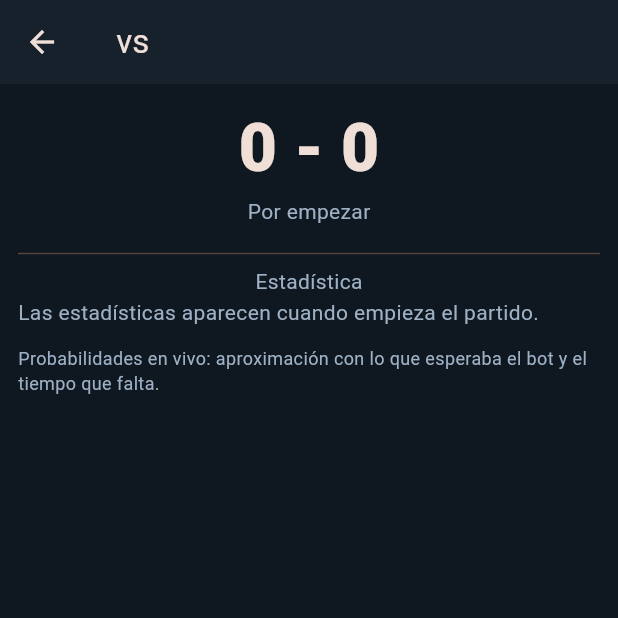
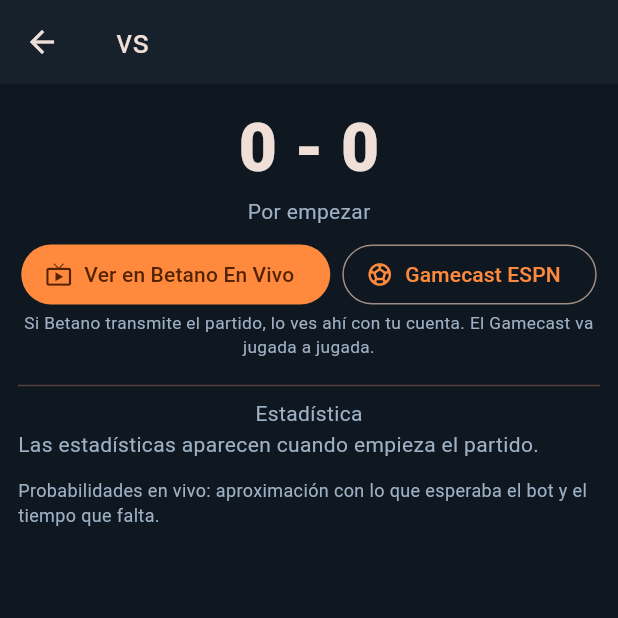
Before and after one commit to droncalt/futbot, a Flutter app: the DetallePartido screen opened directly with empty values, on a phone screen of 412 x 824 dp, the top half of it. Run offline on Flutter 3.47's test engine with Material 3 defaults, Android fonts, the phone set to English and light mode, and no system bars; our stand-ins replace cached_network_image, image_picker, shared_preferences; missing offline and left inert: google_mlkit_text_recognition; accounts and stored records are empty; network calls fail.

Commit message:
App: ver en Betano En Vivo/Gamecast, capturas de tipsters con su acierto, corrección por mercado en el chat
Co-Authored-By: Claude Opus 5.5 <noreply@anthropic.com>

```diff
--- a/app_movil/lib/vivo.dart
+++ b/app_movil/lib/vivo.dart
@@ -76,6 +76,7 @@ class Estado {
   List<String> eventos = [];
   DateTime leido = DateTime.now();
 
+  String get gamecast => 'https://www.espn.com/soccer/match/_/gameId/$id';
   int stat(bool local, String k) => (double.tryParse((local ? sl : sv)[k] ?? '') ?? 0).round();
   int get cornersL => stat(true, 'wonCorners');
   int get cornersV => stat(false, 'wonCorners');
@@ -558,6 +559,15 @@ class DetallePartido extends StatelessWidget {
         Center(child: Text('${e.gl} - ${e.gv}', style: const TextStyle(fontSize: 44, fontWeight: FontWeight.w900))),
         Center(child: Text(e.terminado ? 'Final' : e.estado == 'pre' ? 'Por empezar' : e.reloj,
             style: const TextStyle(color: Col.suave))),
+        const SizedBox(height: 8),
+        Wrap(alignment: WrapAlignment.center, spacing: 8, runSpacing: 6, children: [
+          FilledButton.icon(onPressed: () => abrir('https://www.betano.pe/live/'), icon: const Icon(Icons.live_tv),
+              label: const Text('Ver en Betano En Vivo')),
+          OutlinedButton.icon(onPressed: () => abrir(e.gamecast), icon: const Icon(Icons.sports_soccer),
+              label: const Text('Gamecast ESPN')),
+        ]),
+        const Text('Si Betano transmite el partido, lo ves ahí con tu cuenta. El Gamecast va jugada a jugada.',
+            textAlign: TextAlign.center, style: TextStyle(color: Col.suave, fontSize: 11.5)),
         const SizedBox(height: 10),
         if ((linea['patas'] as List).isNotEmpty)
           const Text('Lo que marcó el bot', style: TextStyle(fontWeight: FontWeight.w800, color: Col.naranja)),
```
Also changed, not shown: app_movil/lib/captura.dart (+11 -1 lines), app_movil/lib/chat.dart (+26 -1 lines), app_movil/lib/historial.dart (+33 -0 lines), app_movil/assets/paquete/paquete.json.
